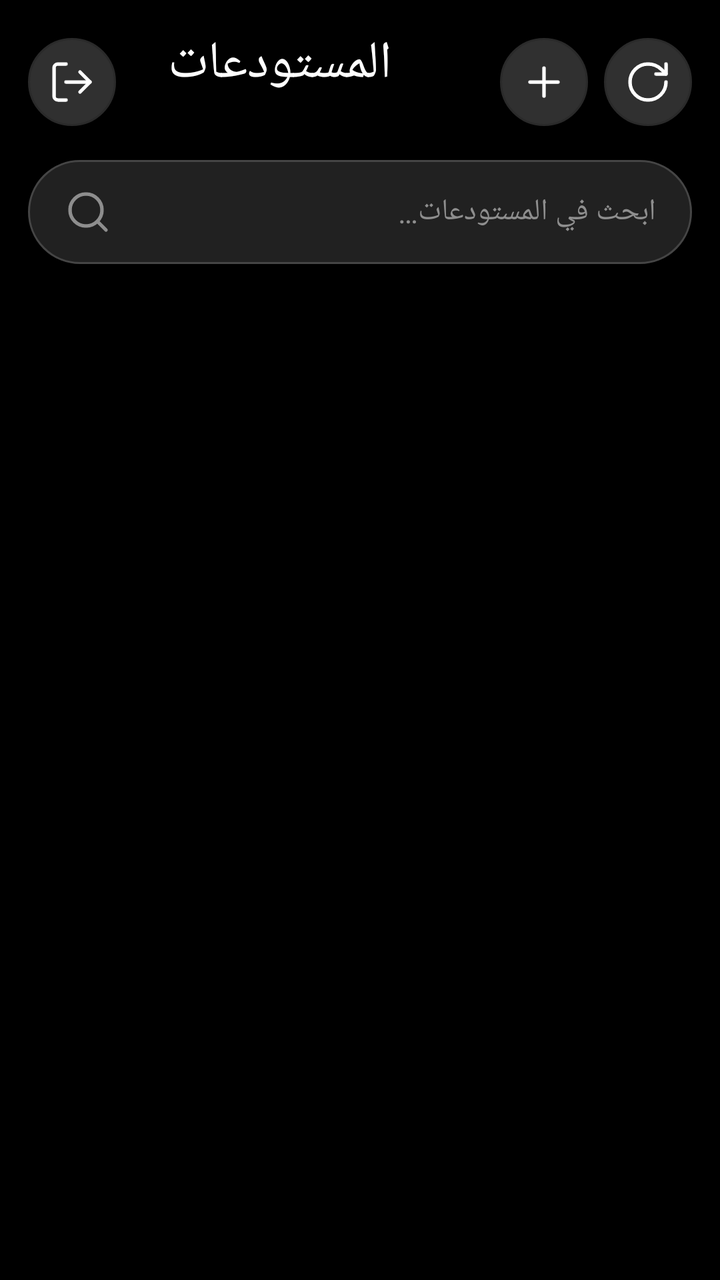
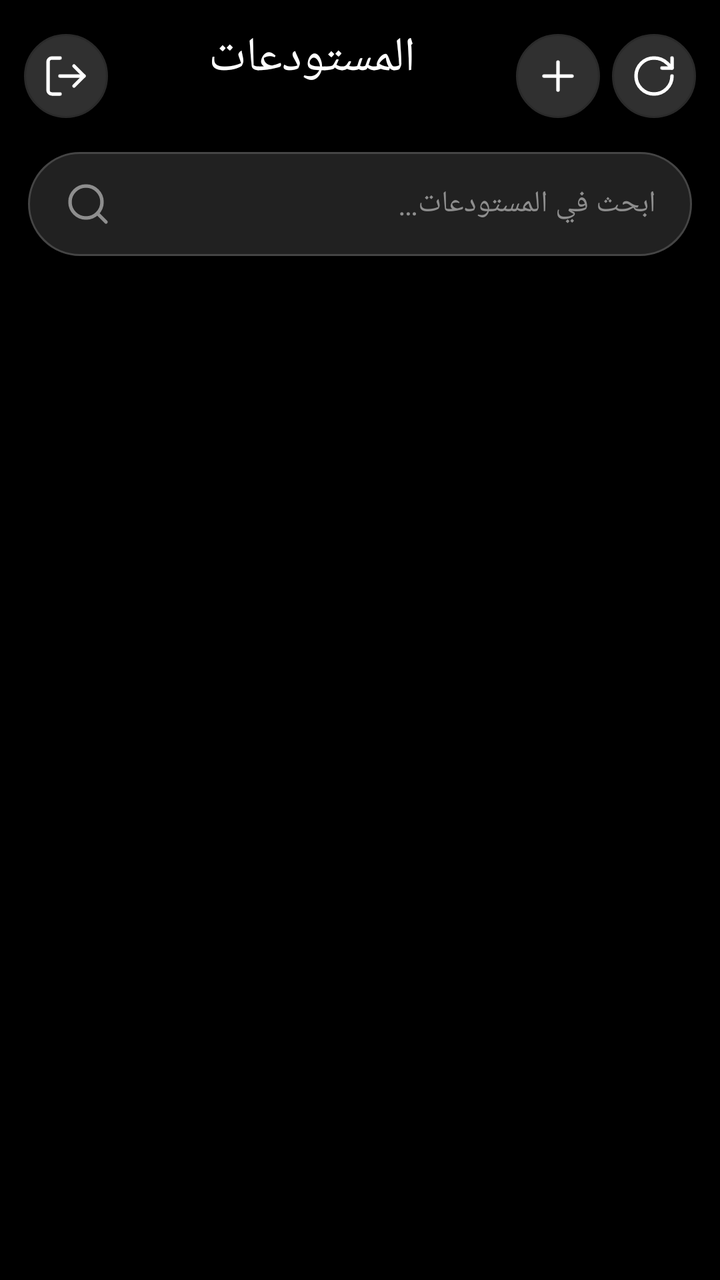

The first picture is an Android layout as it rendered before a commit; the second is the same layout after the commit. The layout source and the unified diff follow.
<!-- AndroidManifest.xml: application theme AppTheme -->
<!-- res/layout/activity_repos.xml -->
<?xml version="1.0" encoding="utf-8"?>
<LinearLayout xmlns:android="http://schemas.android.com/apk/res/android"
    android:layout_width="match_parent"
    android:layout_height="match_parent"
    android:background="@color/bg"
    android:orientation="vertical">

    <FrameLayout
        android:layout_width="match_parent"
        android:layout_height="wrap_content"
        android:minHeight="76dp"
        android:paddingStart="14dp"
        android:paddingTop="14dp"
        android:paddingEnd="14dp"
        android:paddingBottom="8dp">

        <ImageButton
            android:id="@+id/btnLogout"
            style="@style/IconButton"
            android:layout_gravity="start|center_vertical"
            android:contentDescription="@string/logout"
            android:src="@drawable/ic_logout" />

        <LinearLayout
            android:layout_width="match_parent"
            android:layout_height="wrap_content"
            android:layout_gravity="center"
            android:layout_marginStart="64dp"
            android:layout_marginEnd="104dp"
            android:gravity="center_horizontal"
            android:orientation="vertical">

            <TextView
                android:layout_width="wrap_content"
                android:layout_height="wrap_content"
                android:fontFamily="serif"
                android:text="@string/repos"
                android:textColor="@color/text_primary"
                android:textSize="26sp" />

            <TextView
                android:id="@+id/count"
                android:layout_width="wrap_content"
                android:layout_height="wrap_content"
                android:textColor="@color/text_secondary"
                android:textSize="13sp" />
        </LinearLayout>

        <LinearLayout
            android:layout_width="wrap_content"
            android:layout_height="wrap_content"
            android:layout_gravity="end|center_vertical"
            android:orientation="horizontal">

            <ImageButton
                android:id="@+id/btnNew"
                style="@style/IconButton"
                android:layout_marginEnd="8dp"
                android:contentDescription="@string/new_repo"
                android:src="@drawable/ic_add" />

            <ImageButton
                android:id="@+id/btnRefresh"
                style="@style/IconButton"
                android:contentDescription="@string/refresh"
                android:src="@drawable/ic_refresh" />
        </LinearLayout>
    </FrameLayout>

    <EditText
        android:id="@+id/search"
        android:layout_width="match_parent"
        android:layout_height="wrap_content"
        android:layout_marginStart="14dp"
        android:layout_marginTop="4dp"
        android:layout_marginEnd="14dp"
        android:background="@drawable/bg_input"
        android:drawableStart="@drawable/ic_search"
        android:drawablePadding="12dp"
        android:drawableTint="@color/text_hint"
        android:hint="@string/search_repos"
        android:importantForAutofill="no"
        android:inputType="text"
        android:maxLines="1"
        android:paddingStart="18dp"
        android:paddingTop="14dp"
        android:paddingEnd="18dp"
        android:paddingBottom="14dp"
        android:textColor="@color/text_primary"
        android:textColorHint="@color/text_hint"
        android:textSize="15sp" />

    <HorizontalScrollView
        android:layout_width="match_parent"
        android:layout_height="wrap_content"
        android:paddingStart="16dp"
        android:paddingTop="10dp"
        android:paddingEnd="16dp"
        android:paddingBottom="2dp"
        android:scrollbars="none">

        <LinearLayout
            android:id="@+id/chipRow"
            android:layout_width="wrap_content"
            android:layout_height="wrap_content"
            android:orientation="horizontal" />
    </HorizontalScrollView>

    <TextView
        android:id="@+id/status"
        android:layout_width="match_parent"
        android:layout_height="wrap_content"
        android:padding="20dp"
        android:textColor="@color/text_secondary"
        android:textSize="14sp"
        android:visibility="gone" />

    <ListView
        android:id="@+id/list"
        android:layout_width="match_parent"
        android:layout_height="match_parent"
        android:clipToPadding="false"
        android:divider="@null"
        android:dividerHeight="0dp"
        android:listSelector="@android:color/transparent"
        android:paddingTop="4dp"
        android:paddingBottom="20dp"
        android:scrollbars="none" />
</LinearLayout>
<!-- resources referenced by this layout -->
<resources>
  <color name="bg">#000000</color>
  <color name="text_hint">#8E8E8E</color>
  <color name="text_primary">#FFFFFF</color>
  <color name="text_secondary">#B4B4B4</color>
  <!-- drawable bg_input (drawable) -->
  <?xml version="1.0" encoding="utf-8"?>
  <shape xmlns:android="http://schemas.android.com/apk/res/android" android:shape="rectangle">
      <solid android:color="@color/field" />
      <stroke android:width="1dp" android:color="@color/stroke" />
      <corners android:radius="26dp" />
  </shape>
  <!-- drawable ic_add (drawable) -->
  <?xml version="1.0" encoding="utf-8"?>
  <vector xmlns:android="http://schemas.android.com/apk/res/android"
      android:width="24dp"
      android:height="24dp"
      android:autoMirrored="false"
      android:viewportWidth="24"
      android:viewportHeight="24">
      <path
          android:pathData="M5 12h14"
          android:strokeColor="#FF000000"
          android:strokeWidth="1.75"
          android:strokeLineCap="round"
          android:strokeLineJoin="round" />
      <path
          android:pathData="M12 5v14"
          android:strokeColor="#FF000000"
          android:strokeWidth="1.75"
          android:strokeLineCap="round"
          android:strokeLineJoin="round" />
  </vector>
  <!-- drawable ic_search (drawable) -->
  <?xml version="1.0" encoding="utf-8"?>
  <vector xmlns:android="http://schemas.android.com/apk/res/android"
      android:width="24dp"
      android:height="24dp"
      android:autoMirrored="false"
      android:viewportWidth="24"
      android:viewportHeight="24">
      <path
          android:pathData="M3,11a8,8 0 1,0 16,0a8,8 0 1,0 -16,0"
          android:strokeColor="#FF000000"
          android:strokeWidth="1.75"
          android:strokeLineCap="round"
          android:strokeLineJoin="round" />
      <path
          android:pathData="M21 21l-4.3-4.3"
          android:strokeColor="#FF000000"
          android:strokeWidth="1.75"
          android:strokeLineCap="round"
          android:strokeLineJoin="round" />
  </vector>
  <string name="logout">تسجيل الخروج</string>
  <string name="new_repo">مستودع جديد</string>
  <string name="refresh">تحديث</string>
  <string name="repos">المستودعات</string>
  <string name="search_repos">ابحث في المستودعات…</string>
  <style name="IconButton">
          <item name="android:layout_width">44dp</item>
          <item name="android:layout_height">44dp</item>
          <item name="android:background">@drawable/bg_icon_btn</item>
          <item name="android:tint">@color/text_primary</item>
          <item name="android:scaleType">center</item>
      </style>
  <color name="field">#212121</color>
  <color name="stroke">#454545</color>
  <!-- drawable bg_icon_btn (drawable) -->
  <?xml version="1.0" encoding="utf-8"?>
  <ripple xmlns:android="http://schemas.android.com/apk/res/android" android:color="@color/ripple">
      <item>
          <shape android:shape="oval">
              <solid android:color="@color/surface" />
              <stroke android:width="1dp" android:color="@color/stroke_soft" />
          </shape>
      </item>
  </ripple>
  <color name="accent">#3566EF</color>
  <color name="accent_text">#8EA9FF</color>
  <style name="AppDialog" parent="Theme.AppCompat.Dialog.Alert">
          <item name="colorAccent">@color/accent_text</item>
          <item name="android:windowBackground">@drawable/bg_dialog</item>
          <item name="android:textColorPrimary">@color/text_primary</item>
          <item name="android:textColorSecondary">@color/text_secondary</item>
      </style>
  <color name="ripple">#22FFFFFF</color>
  <color name="surface">#303030</color>
  <color name="stroke_soft">#2A2A2A</color>
  <!-- drawable bg_dialog (drawable) -->
  <?xml version="1.0" encoding="utf-8"?>
  <shape xmlns:android="http://schemas.android.com/apk/res/android" android:shape="rectangle">
      <solid android:color="@color/surface" />
      <stroke android:width="1dp" android:color="@color/stroke" />
      <corners android:radius="32dp" />
  </shape>
  <!-- unchanged entries left out for length: 3 -->
</resources>

<!-- the commit's change to res/layout/activity_repos.xml (unified diff, before → after) -->
@@ -5,38 +5,41 @@
     android:background="@color/bg"
     android:orientation="vertical">
 
-    <FrameLayout
+    <LinearLayout
         android:layout_width="match_parent"
         android:layout_height="wrap_content"
-        android:minHeight="76dp"
-        android:paddingStart="14dp"
-        android:paddingTop="14dp"
-        android:paddingEnd="14dp"
+        android:gravity="center_vertical"
+        android:minHeight="72dp"
+        android:orientation="horizontal"
+        android:paddingStart="12dp"
+        android:paddingTop="12dp"
+        android:paddingEnd="12dp"
         android:paddingBottom="8dp">
 
         <ImageButton
             android:id="@+id/btnLogout"
             style="@style/IconButton"
-            android:layout_gravity="start|center_vertical"
             android:contentDescription="@string/logout"
             android:src="@drawable/ic_logout" />
 
         <LinearLayout
-            android:layout_width="match_parent"
+            android:layout_width="0dp"
             android:layout_height="wrap_content"
-            android:layout_gravity="center"
-            android:layout_marginStart="64dp"
-            android:layout_marginEnd="104dp"
+            android:layout_weight="1"
             android:gravity="center_horizontal"
-            android:orientation="vertical">
+            android:orientation="vertical"
+            android:paddingStart="8dp"
+            android:paddingEnd="8dp">
 
             <TextView
                 android:layout_width="wrap_content"
                 android:layout_height="wrap_content"
+                android:ellipsize="end"
                 android:fontFamily="serif"
+                android:maxLines="1"
                 android:text="@string/repos"
                 android:textColor="@color/text_primary"
-                android:textSize="26sp" />
+                android:textSize="24sp" />
 
             <TextView
                 android:id="@+id/count"
@@ -46,26 +49,19 @@
                 android:textSize="13sp" />
         </LinearLayout>
 
-        <LinearLayout
-            android:layout_width="wrap_content"
-            android:layout_height="wrap_content"
-            android:layout_gravity="end|center_vertical"
-            android:orientation="horizontal">
+        <ImageButton
+            android:id="@+id/btnNew"
+            style="@style/IconButton"
+            android:layout_marginEnd="6dp"
+            android:contentDescription="@string/new_repo"
+            android:src="@drawable/ic_add" />
 
-            <ImageButton
-                android:id="@+id/btnNew"
-                style="@style/IconButton"
-                android:layout_marginEnd="8dp"
-                android:contentDescription="@string/new_repo"
-                android:src="@drawable/ic_add" />
-
-            <ImageButton
-                android:id="@+id/btnRefresh"
-                style="@style/IconButton"
-                android:contentDescription="@string/refresh"
-                android:src="@drawable/ic_refresh" />
-        </LinearLayout>
-    </FrameLayout>
+        <ImageButton
+            android:id="@+id/btnRefresh"
+            style="@style/IconButton"
+            android:contentDescription="@string/refresh"
+            android:src="@drawable/ic_refresh" />
+    </LinearLayout>
 
     <EditText
         android:id="@+id/search"
<!-- resource entries referenced after the edit -->
@@ -59,8 +59,8 @@
   <string name="repos">المستودعات</string>
   <string name="search_repos">ابحث في المستودعات…</string>
   <style name="IconButton">
-          <item name="android:layout_width">44dp</item>
-          <item name="android:layout_height">44dp</item>
+          <item name="android:layout_width">42dp</item>
+          <item name="android:layout_height">42dp</item>
           <item name="android:background">@drawable/bg_icon_btn</item>
           <item name="android:tint">@color/text_primary</item>
           <item name="android:scaleType">center</item>
